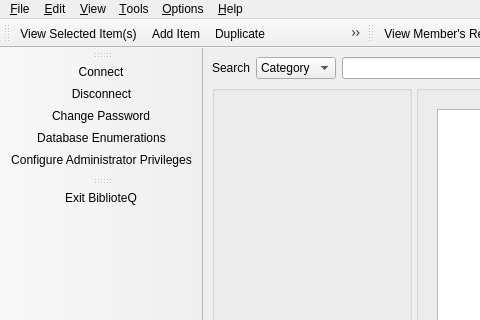
First picture: the form in UI/mainwindow.ui, repository textbrowser/biblioteq, before the edit; both pictures show x 0 to 480 and y 0 to 320 of the 902 by 650 pixel window.
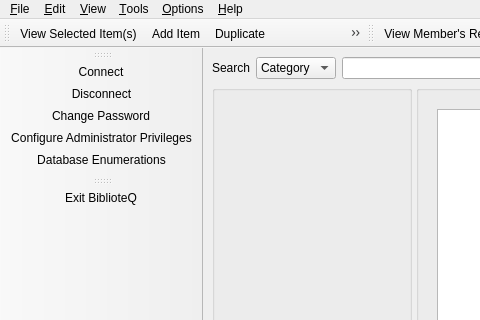
Second picture: the form after the edit. Icons and pictures are not drawn. Custom widgets are drawn as their Qt base class.

```diff
--- a/UI/mainwindow.ui
+++ b/UI/mainwindow.ui
@@ -486,8 +486,8 @@
    <addaction name="connectTool"/>
    <addaction name="disconnectTool"/>
    <addaction name="actionChangePassword"/>
-   <addaction name="actionDatabase_Enumerations"/>
    <addaction name="actionConfigureAdministratorPrivileges"/>
+   <addaction name="actionDatabase_Enumerations"/>
   </widget>
   <widget class="QToolBar" name="toolBar_2">
    <property name="windowTitle">
```
